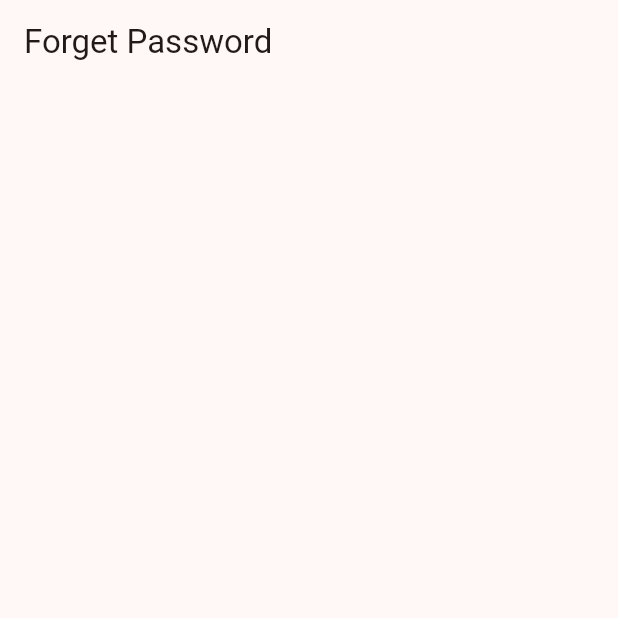
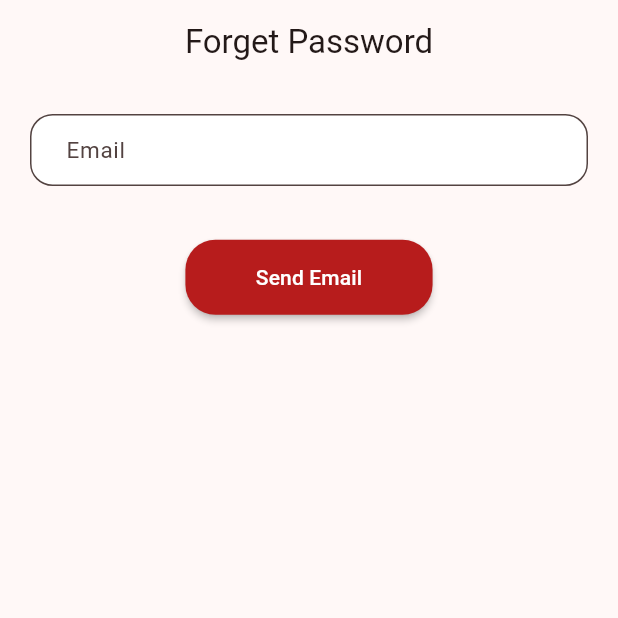
Before and after one commit to MohamedRefaat90/Warrior_App, a Flutter app: the ForgetPasswordScreen screen opened by its route, on a phone screen of 412 x 824 dp, the top half of it. Run offline on Flutter 3.47's test engine with Material 3 defaults, Android fonts, the phone set to English and light mode, and no system bars; our stand-ins replace another_flushbar, device_preview, firebase_core, flutter_riverpod, flutter_screenutil, flutter_svg and 4 more; missing offline and left inert: otp_timer_button; accounts and stored records are empty.

Commit message:
- Finishing Forget Password Screen

```diff
--- a/lib/core/constants/routers.dart
+++ b/lib/core/constants/routers.dart
@@ -4,4 +4,5 @@ abstract class AppRouters {
   static const String login = '/login';
   static const String signup = '/signup';
   static const String forgetPassword = '/forgetPassword';
+  static const String verifyOTP = '/verifyOTPw';
 }
--- a/lib/features/Auth/presentation/screens/forget_password_screen.dart
+++ b/lib/features/Auth/presentation/screens/forget_password_screen.dart
@@ -1,15 +1,52 @@
+import 'package:Warrior/core/constants/colors.dart';
+import 'package:Warrior/core/constants/routers.dart';
+import 'package:Warrior/core/functions/validators.dart';
+import 'package:Warrior/core/widgets/custom_btn.dart';
+import 'package:Warrior/core/widgets/custom_text_field.dart';
 import 'package:flutter/material.dart';
+import 'package:flutter_screenutil/flutter_screenutil.dart';
+import 'package:go_router/go_router.dart';
 
-class ForgetPasswordScreen extends StatelessWidget {
+class ForgetPasswordScreen extends StatefulWidget {
   const ForgetPasswordScreen({super.key});
 
+  @override
+  State<ForgetPasswordScreen> createState() => _ForgetPasswordScreenState();
+}
+
+class _ForgetPasswordScreenState extends State<ForgetPasswordScreen> {
+  GlobalKey<FormState> formKey = GlobalKey<FormState>();
   @override
   Widget build(BuildContext context) {
     return Scaffold(
       appBar: AppBar(
         title: const Text('Forget Password'),
+        centerTitle: true,
       ),
-      body: Container(),
+      body: Form(
+          key: formKey,
+          child: Padding(
+            padding: const EdgeInsets.symmetric(horizontal: 20, vertical: 20),
+            child: Column(
+              children: [
+                CustomTextField(
+                    placeholderText: "Email",
+                    validator: (value) => emailValidator(value!)),
+                30.verticalSpace,
+                CustomBTN(
+                    widget: const Text("Send Email"),
+                    color: AppColors.primaryColor,
+                    padding: 15,
+                    splashColor: AppColors.black,
+                    width: 0.4.sw,
+                    press: () {
+                      if (formKey.currentState!.validate()) {
+                        context.pushNamed(AppRouters.verifyOTP);
+                      }
+                    }),
+              ],
+            ),
+          )),
     );
   }
 }
--- a/lib/routing.dart
+++ b/lib/routing.dart
@@ -3,6 +3,7 @@ import 'package:Warrior/core/functions/custom_transition_page.dart';
 import 'package:Warrior/features/Auth/presentation/screens/forget_password_screen.dart';
 import 'package:Warrior/features/Auth/presentation/screens/login_screen.dart';
 import 'package:Warrior/features/Auth/presentation/screens/signup_screen.dart';
+import 'package:Warrior/features/Auth/presentation/screens/verify_otp_screen.dart';
 import 'package:Warrior/features/onboarding/screens/Onboarding_screen.dart';
 import 'package:Warrior/features/onboarding/screens/welcome_screen.dart';
 import 'package:go_router/go_router.dart';
@@ -45,4 +46,12 @@ final GoRouter router = GoRouter(initialLocation: AppRouters.welcome, routes: [
       transitionType: PageTransitionType.rightToLeft,
     ),
   ),
+  GoRoute(
+    path: AppRouters.verifyOTP,
+    name: AppRouters.verifyOTP,
+    pageBuilder: (context, state) => CustomTransition(
+      child: const VerifyOtpScreen(),
+      transitionType: PageTransitionType.rightToLeft,
+    ),
+  ),
 ]);
--- a/pubspec.yaml
+++ b/pubspec.yaml
@@ -30,6 +30,8 @@ dependencies:
   page_transition: ^2.1.0
   another_flushbar: ^1.12.30
   smooth_page_indicator: ^1.2.0+3
+  pinput: ^5.0.0
+  otp_timer_button: ^1.1.1
 
 dev_dependencies:
   flutter_test:
```
Also changed, not shown: lib/features/Auth/presentation/screens/verify_otp_screen.dart (added, +51 -0 lines), pubspec.lock.
